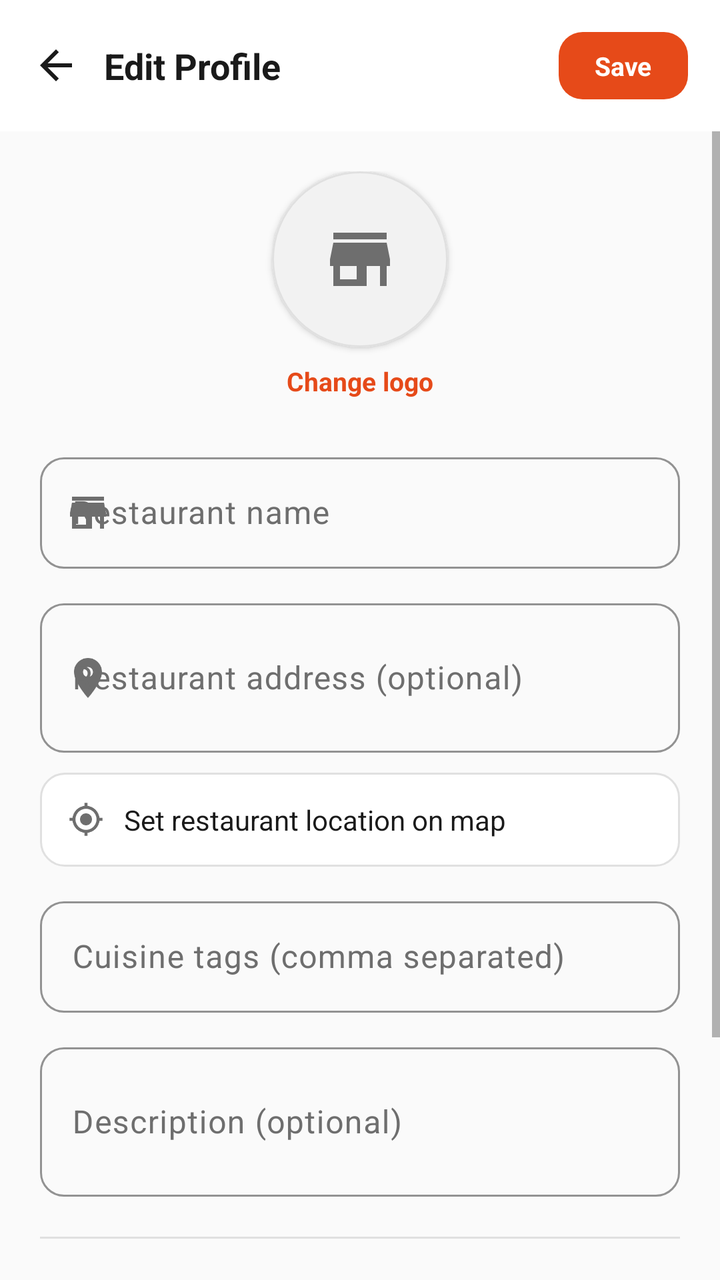
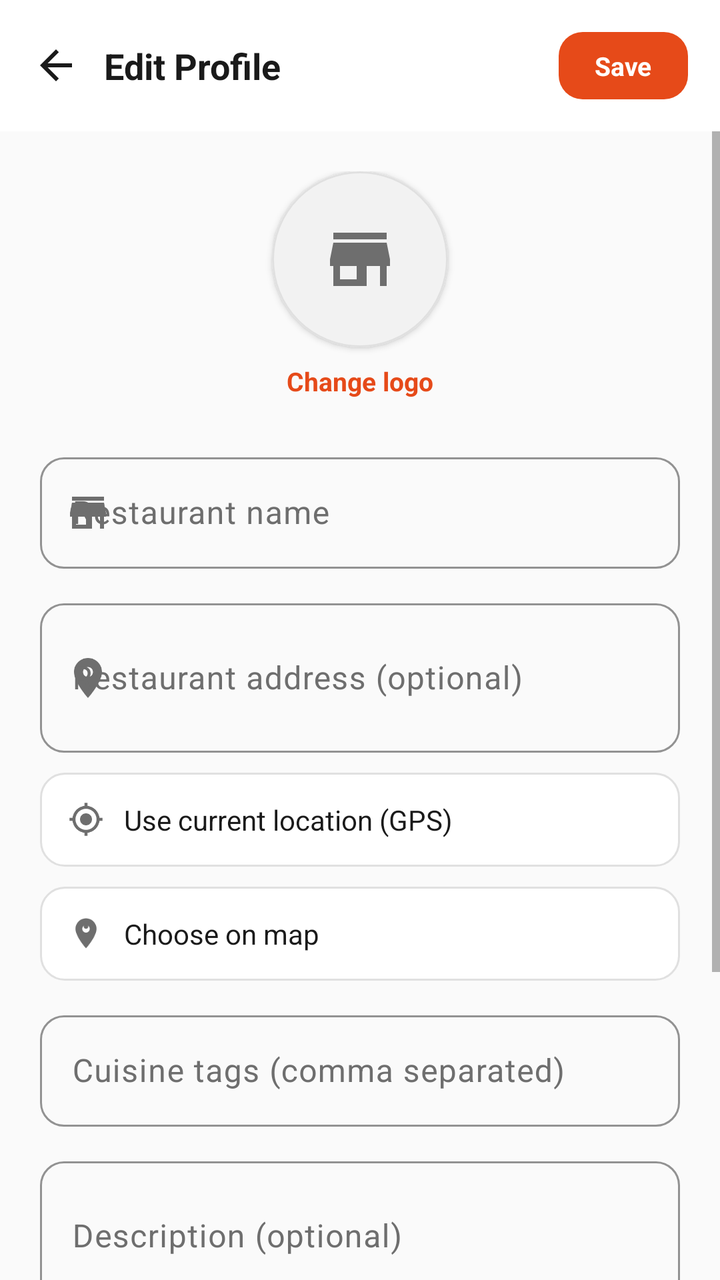

An Android layout rendered at two revisions. The XML below is the earlier revision; the diff shows what the commit changed to produce the second picture.
<!-- AndroidManifest.xml: application theme Theme.AnydropRestaurant -->
<!-- res/layout/activity_edit_profile.xml -->
<?xml version="1.0" encoding="utf-8"?>
<LinearLayout xmlns:android="http://schemas.android.com/apk/res/android"
    xmlns:app="http://schemas.android.com/apk/res-auto"
    android:layout_width="match_parent"
    android:layout_height="match_parent"
    android:orientation="vertical"
    android:background="@color/background">

    <LinearLayout
        android:layout_width="match_parent"
        android:layout_height="wrap_content"
        android:orientation="horizontal"
        android:gravity="center_vertical"
        android:padding="16dp"
        android:background="@color/surface">

        <ImageView
            android:id="@+id/btnBack"
            android:layout_width="24dp"
            android:layout_height="24dp"
            android:src="@drawable/ic_back"
            app:tint="@color/text_primary"
            android:contentDescription="@null"
            android:clickable="true"
            android:focusable="true"
            android:background="?attr/selectableItemBackgroundBorderless" />

        <TextView
            android:layout_width="0dp"
            android:layout_height="wrap_content"
            android:layout_weight="1"
            android:layout_marginStart="12dp"
            android:text="@string/edit_profile_title"
            android:textSize="18sp"
            android:textStyle="bold"
            android:textColor="@color/text_primary" />

        <TextView
            android:id="@+id/btnSaveProfile"
            android:layout_width="wrap_content"
            android:layout_height="wrap_content"
            android:background="@drawable/bg_button_primary"
            android:paddingHorizontal="18dp"
            android:paddingVertical="8dp"
            android:text="@string/btn_save"
            android:textColor="@color/white"
            android:textStyle="bold"
            android:textSize="13sp" />
    </LinearLayout>

    <ScrollView
        android:layout_width="match_parent"
        android:layout_height="0dp"
        android:layout_weight="1">

        <LinearLayout
            android:layout_width="match_parent"
            android:layout_height="wrap_content"
            android:orientation="vertical"
            android:padding="20dp">

            
            <LinearLayout
                android:id="@+id/logoPickerRow"
                android:layout_width="match_parent"
                android:layout_height="wrap_content"
                android:orientation="vertical"
                android:gravity="center"
                android:paddingBottom="8dp"
                android:clickable="true"
                android:focusable="true"
                android:background="?attr/selectableItemBackground">

                <com.google.android.material.card.MaterialCardView
                    android:layout_width="88dp"
                    android:layout_height="88dp"
                    app:cardCornerRadius="44dp"
                    app:cardElevation="2dp"
                    app:cardBackgroundColor="@color/stat_chip_bg"
                    app:strokeColor="@color/outline"
                    app:strokeWidth="1dp">

                    <ImageView
                        android:id="@+id/logoPreview"
                        android:layout_width="match_parent"
                        android:layout_height="match_parent"
                        android:scaleType="centerCrop"
                        android:src="@drawable/ic_store"
                        android:padding="24dp"
                        app:tint="@color/text_secondary"
                        android:contentDescription="@null" />
                </com.google.android.material.card.MaterialCardView>

                <TextView
                    android:layout_width="wrap_content"
                    android:layout_height="wrap_content"
                    android:layout_marginTop="8dp"
                    android:text="@string/btn_change_logo"
                    android:textColor="@color/anydrop_primary"
                    android:textStyle="bold"
                    android:textSize="13sp" />
            </LinearLayout>

            <com.google.android.material.textfield.TextInputLayout
                android:layout_width="match_parent"
                android:layout_height="wrap_content"
                android:layout_marginTop="16dp"
                style="@style/Widget.Material3.TextInputLayout.OutlinedBox"
                app:boxCornerRadiusTopStart="12dp" app:boxCornerRadiusTopEnd="12dp"
                app:boxCornerRadiusBottomStart="12dp" app:boxCornerRadiusBottomEnd="12dp"
                app:boxStrokeColor="@color/anydrop_primary"
                app:startIconDrawable="@drawable/ic_store"
                app:startIconTint="@color/text_secondary">

                <com.google.android.material.textfield.TextInputEditText
                    android:id="@+id/inputName"
                    android:layout_width="match_parent"
                    android:layout_height="wrap_content"
                    android:hint="@string/hint_restaurant_name"
                    android:inputType="textCapWords" />
            </com.google.android.material.textfield.TextInputLayout>

            <com.google.android.material.textfield.TextInputLayout
                android:layout_width="match_parent"
                android:layout_height="wrap_content"
                android:layout_marginTop="12dp"
                style="@style/Widget.Material3.TextInputLayout.OutlinedBox"
                app:boxCornerRadiusTopStart="12dp" app:boxCornerRadiusTopEnd="12dp"
                app:boxCornerRadiusBottomStart="12dp" app:boxCornerRadiusBottomEnd="12dp"
                app:boxStrokeColor="@color/anydrop_primary"
                app:startIconDrawable="@drawable/ic_location"
                app:startIconTint="@color/text_secondary">

                <com.google.android.material.textfield.TextInputEditText
                    android:id="@+id/inputAddress"
                    android:layout_width="match_parent"
                    android:layout_height="wrap_content"
                    android:hint="@string/hint_address"
                    android:inputType="textPostalAddress|textMultiLine"
                    android:minLines="2" />
            </com.google.android.material.textfield.TextInputLayout>

            
            <LinearLayout
                android:id="@+id/rowSetLocation"
                android:layout_width="match_parent"
                android:layout_height="wrap_content"
                android:layout_marginTop="10dp"
                android:orientation="horizontal"
                android:gravity="center_vertical"
                android:background="@drawable/bg_input_outline"
                android:paddingHorizontal="14dp"
                android:paddingVertical="14dp"
                android:clickable="true"
                android:focusable="true">

                <ImageView
                    android:layout_width="18dp"
                    android:layout_height="18dp"
                    android:src="@drawable/ic_target"
                    app:tint="@color/text_secondary"
                    android:contentDescription="@null" />

                <TextView
                    android:id="@+id/locationRowText"
                    android:layout_width="0dp"
                    android:layout_height="wrap_content"
                    android:layout_weight="1"
                    android:layout_marginStart="10dp"
                    android:text="@string/row_set_location"
                    android:textColor="@color/text_primary"
                    android:textSize="14sp" />

            </LinearLayout>

            <com.google.android.material.textfield.TextInputLayout
                android:layout_width="match_parent"
                android:layout_height="wrap_content"
                android:layout_marginTop="12dp"
                style="@style/Widget.Material3.TextInputLayout.OutlinedBox"
                app:boxCornerRadiusTopStart="12dp" app:boxCornerRadiusTopEnd="12dp"
                app:boxCornerRadiusBottomStart="12dp" app:boxCornerRadiusBottomEnd="12dp"
                app:boxStrokeColor="@color/anydrop_primary">

                <com.google.android.material.textfield.TextInputEditText
                    android:id="@+id/inputCuisineTags"
                    android:layout_width="match_parent"
                    android:layout_height="wrap_content"
                    android:hint="@string/hint_cuisine_tags"
                    android:inputType="text" />
            </com.google.android.material.textfield.TextInputLayout>

            <com.google.android.material.textfield.TextInputLayout
                android:layout_width="match_parent"
                android:layout_height="wrap_content"
                android:layout_marginTop="12dp"
                style="@style/Widget.Material3.TextInputLayout.OutlinedBox"
                app:boxCornerRadiusTopStart="12dp" app:boxCornerRadiusTopEnd="12dp"
                app:boxCornerRadiusBottomStart="12dp" app:boxCornerRadiusBottomEnd="12dp"
                app:boxStrokeColor="@color/anydrop_primary">

                <com.google.android.material.textfield.TextInputEditText
                    android:id="@+id/inputDescription"
                    android:layout_width="match_parent"
                    android:layout_height="wrap_content"
                    android:hint="@string/hint_profile_description"
                    android:inputType="textMultiLine|textCapSentences"
                    android:minLines="2" />
            </com.google.android.material.textfield.TextInputLayout>

            <View
                android:layout_width="match_parent"
                android:layout_height="1dp"
                android:layout_marginVertical="20dp"
                android:background="@color/outline" />

            <TextView
                android:layout_width="wrap_content"
                android:layout_height="wrap_content"
                android:text="@string/label_hours"
                android:textColor="@color/text_secondary"
                android:textSize="12sp"
                android:textStyle="bold"
                android:letterSpacing="0.05"
                android:layout_marginBottom="10dp" />

            
            <LinearLayout
                android:layout_width="match_parent"
                android:layout_height="wrap_content"
                android:orientation="horizontal">

                <LinearLayout
                    android:id="@+id/rowOpeningTime"
                    android:layout_width="0dp"
                    android:layout_height="wrap_content"
                    android:layout_weight="1"
                    android:layout_marginEnd="8dp"
                    android:orientation="horizontal"
                    android:gravity="center_vertical"
                    android:background="@drawable/bg_input_outline"
                    android:paddingHorizontal="14dp"
                    android:paddingVertical="14dp"
                    android:clickable="true"
                    android:focusable="true">

                    <ImageView
                        android:layout_width="18dp"
                        android:layout_height="18dp"
                        android:src="@drawable/ic_clock"
                        app:tint="@color/text_secondary"
                        android:contentDescription="@null" />

                    <LinearLayout
                        android:layout_width="0dp"
                        android:layout_height="wrap_content"
                        android:layout_weight="1"
                        android:layout_marginStart="10dp"
                        android:orientation="vertical">

                        <TextView
                            android:layout_width="wrap_content"
                            android:layout_height="wrap_content"
                            android:text="@string/label_opening_time"
                            android:textColor="@color/text_secondary"
                            android:textSize="11sp" />

                        <TextView
                            android:id="@+id/openingTimeText"
                            android:layout_width="wrap_content"
                            android:layout_height="wrap_content"
                            android:textColor="@color/text_primary"
                            android:textStyle="bold"
                            android:textSize="14sp" />
                    </LinearLayout>
                </LinearLayout>

                <LinearLayout
                    android:id="@+id/rowClosingTime"
                    android:layout_width="0dp"
                    android:layout_height="wrap_content"
                    android:layout_weight="1"
                    android:layout_marginStart="8dp"
                    android:orientation="horizontal"
                    android:gravity="center_vertical"
                    android:background="@drawable/bg_input_outline"
                    android:paddingHorizontal="14dp"
                    android:paddingVertical="14dp"
                    android:clickable="true"
                    android:focusable="true">

                    <ImageView
                        android:layout_width="18dp"
                        android:layout_height="18dp"
                        android:src="@drawable/ic_clock"
                        app:tint="@color/text_secondary"
                        android:contentDescription="@null" />

                    <LinearLayout
                        android:layout_width="0dp"
                        android:layout_height="wrap_content"
                        android:layout_weight="1"
                        android:layout_marginStart="10dp"
                        android:orientation="vertical">

                        <TextView
                            android:layout_width="wrap_content"
                            android:layout_height="wrap_content"
                            android:text="@string/label_closing_time"
                            android:textColor="@color/text_secondary"
                            android:textSize="11sp" />

                        <TextView
                            android:id="@+id/closingTimeText"
                            android:layout_width="wrap_content"
                            android:layout_height="wrap_content"
                            android:textColor="@color/text_primary"
                            android:textStyle="bold"
                            android:textSize="14sp" />
                    </LinearLayout>
                </LinearLayout>
            </LinearLayout>

            <TextView
                android:layout_width="wrap_content"
                android:layout_height="wrap_content"
                android:layout_marginTop="20dp"
                android:text="@string/label_working_days"
                android:textColor="@color/text_secondary"
                android:textSize="12sp"
                android:textStyle="bold"
                android:letterSpacing="0.05"
                android:layout_marginBottom="10dp" />

            <com.google.android.material.chip.ChipGroup
                android:id="@+id/workingDaysChipGroup"
                android:layout_width="match_parent"
                android:layout_height="wrap_content"
                app:singleSelection="false" />

        </LinearLayout>
    </ScrollView>

</LinearLayout>
<!-- resources referenced by this layout -->
<resources>
  <color name="anydrop_primary">#E64A19</color>
  <color name="background">#FAFAFA</color>
  <color name="outline">#E0E0E0</color>
  <color name="stat_chip_bg">#F2F2F2</color>
  <color name="surface">#FFFFFF</color>
  <color name="text_primary">#1A1A1A</color>
  <color name="text_secondary">#6E6E6E</color>
  <color name="white">#FFFFFF</color>
  <!-- drawable bg_button_primary (drawable) -->
  <shape xmlns:android="http://schemas.android.com/apk/res/android">
      <solid android:color="?attr/colorPrimary" />
      <corners android:radius="12dp" />
  </shape>
  <!-- drawable bg_input_outline (drawable) -->
  <?xml version="1.0" encoding="utf-8"?>
  <shape xmlns:android="http://schemas.android.com/apk/res/android">
      <solid android:color="@color/surface" />
      <corners android:radius="12dp" />
      <stroke android:width="1dp" android:color="@color/outline" />
  </shape>
  <!-- drawable ic_back (drawable) -->
  <vector xmlns:android="http://schemas.android.com/apk/res/android"
      android:width="24dp"
      android:height="24dp"
      android:viewportWidth="24"
      android:viewportHeight="24"
      android:tint="?attr/colorControlNormal">
      <path
          android:fillColor="#FF000000"
          android:pathData="M20,11L7.83,11l5.59,-5.59L12,4l-8,8 8,8 1.41,-1.41L7.83,13L20,13z"/>
  </vector>
  <!-- drawable ic_location (drawable) -->
  <vector xmlns:android="http://schemas.android.com/apk/res/android"
      android:width="24dp"
      android:height="24dp"
      android:viewportWidth="24"
      android:viewportHeight="24"
      android:tint="?attr/colorControlNormal">
      <path
          android:fillColor="#FF000000"
          android:pathData="M12,2C8.13,2 5,5.13 5,9c0,5.25 7,13 7,13s7,-7.75 7,-13c0,-3.87 -3.13,-7 -7,-7zM12,11.5c-1.38,0 -2.5,-1.12 -2.5,-2.5s1.12,-2.5 2.5,-2.5 2.5,1.12 2.5,2.5 -1.12,2.5 -2.5,2.5z" />
  </vector>
  <!-- drawable ic_store (drawable) -->
  <vector xmlns:android="http://schemas.android.com/apk/res/android"
      android:width="24dp"
      android:height="24dp"
      android:viewportWidth="24"
      android:viewportHeight="24"
      android:tint="?attr/colorControlNormal">
      <path
          android:fillColor="#FF000000"
          android:pathData="M20,4H4v2h16V4zM21,14v-2l-1,-5H4l-1,5v2h1v6h10v-6h4v6h2v-6h1zM11,18H6v-4h5v4z" />
  </vector>
  <string name="btn_change_logo">Change logo</string>
  <string name="btn_save">Save</string>
  <string name="edit_profile_title">Edit Profile</string>
  <string name="hint_address">Restaurant address (optional)</string>
  <string name="hint_cuisine_tags">Cuisine tags (comma separated)</string>
  <string name="hint_profile_description">Description (optional)</string>
  <string name="hint_restaurant_name">Restaurant name</string>
  <string name="label_closing_time">Closing time</string>
  <string name="label_hours">Hours</string>
  <string name="label_opening_time">Opening time</string>
  <string name="label_working_days">Working days</string>
  <string name="row_set_location">Set restaurant location on map</string>
  <color name="anydrop_primary_dark">#B23C14</color>
  <color name="anydrop_secondary">#2E7D32</color>
  <!-- unchanged entries left out for length: 3 -->
</resources>

<!-- the commit's change to res/layout/activity_edit_profile.xml (unified diff, before → after) -->
@@ -142,7 +142,7 @@
 
             
             <LinearLayout
-                android:id="@+id/rowSetLocation"
+                android:id="@+id/rowUseCurrentLocation"
                 android:layout_width="match_parent"
                 android:layout_height="wrap_content"
                 android:layout_marginTop="10dp"
@@ -162,12 +162,44 @@
                     android:contentDescription="@null" />
 
                 <TextView
+                    android:id="@+id/useCurrentLocationRowText"
+                    android:layout_width="0dp"
+                    android:layout_height="wrap_content"
+                    android:layout_weight="1"
+                    android:layout_marginStart="10dp"
+                    android:text="@string/row_use_current_location"
+                    android:textColor="@color/text_primary"
+                    android:textSize="14sp" />
+
+            </LinearLayout>
+
+            <LinearLayout
+                android:id="@+id/rowSetLocation"
+                android:layout_width="match_parent"
+                android:layout_height="wrap_content"
+                android:layout_marginTop="10dp"
+                android:orientation="horizontal"
+                android:gravity="center_vertical"
+                android:background="@drawable/bg_input_outline"
+                android:paddingHorizontal="14dp"
+                android:paddingVertical="14dp"
+                android:clickable="true"
+                android:focusable="true">
+
+                <ImageView
+                    android:layout_width="18dp"
+                    android:layout_height="18dp"
+                    android:src="@drawable/ic_map_center_pin"
+                    app:tint="@color/text_secondary"
+                    android:contentDescription="@null" />
+
+                <TextView
                     android:id="@+id/locationRowText"
                     android:layout_width="0dp"
                     android:layout_height="wrap_content"
                     android:layout_weight="1"
                     android:layout_marginStart="10dp"
-                    android:text="@string/row_set_location"
+                    android:text="@string/row_choose_on_map"
                     android:textColor="@color/text_primary"
                     android:textSize="14sp" />
 
<!-- resource entries referenced after the edit -->
@@ -42,6 +42,19 @@
           android:fillColor="#FF000000"
           android:pathData="M12,2C8.13,2 5,5.13 5,9c0,5.25 7,13 7,13s7,-7.75 7,-13c0,-3.87 -3.13,-7 -7,-7zM12,11.5c-1.38,0 -2.5,-1.12 -2.5,-2.5s1.12,-2.5 2.5,-2.5 2.5,1.12 2.5,2.5 -1.12,2.5 -2.5,2.5z" />
   </vector>
+  <!-- drawable ic_map_center_pin (drawable) -->
+  <vector xmlns:android="http://schemas.android.com/apk/res/android"
+      android:width="40dp"
+      android:height="40dp"
+      android:viewportWidth="24"
+      android:viewportHeight="24">
+      <path
+          android:fillColor="@color/anydrop_secondary"
+          android:pathData="M12,2C8.13,2 5,5.13 5,9c0,5.25 7,13 7,13s7,-7.75 7,-13c0,-3.87 -3.13,-7 -7,-7zM12,11.5c-1.38,0 -2.5,-1.12 -2.5,-2.5s1.12,-2.5 2.5,-2.5 2.5,1.12 2.5,2.5 -1.12,2.5 -2.5,2.5z"/>
+      <path
+          android:fillColor="#FFFFFF"
+          android:pathData="M12,7.5m-1.5,0a1.5,1.5 0,1 1,3 0a1.5,1.5 0,1 1,-3 0"/>
+  </vector>
   <!-- drawable ic_store (drawable) -->
   <vector xmlns:android="http://schemas.android.com/apk/res/android"
       android:width="24dp"
@@ -64,7 +77,8 @@
   <string name="label_hours">Hours</string>
   <string name="label_opening_time">Opening time</string>
   <string name="label_working_days">Working days</string>
-  <string name="row_set_location">Set restaurant location on map</string>
+  <string name="row_choose_on_map">Choose on map</string>
+  <string name="row_use_current_location">Use current location (GPS)</string>
   <color name="anydrop_primary_dark">#B23C14</color>
   <color name="anydrop_secondary">#2E7D32</color>
   <!-- unchanged entries left out for length: 3 -->
